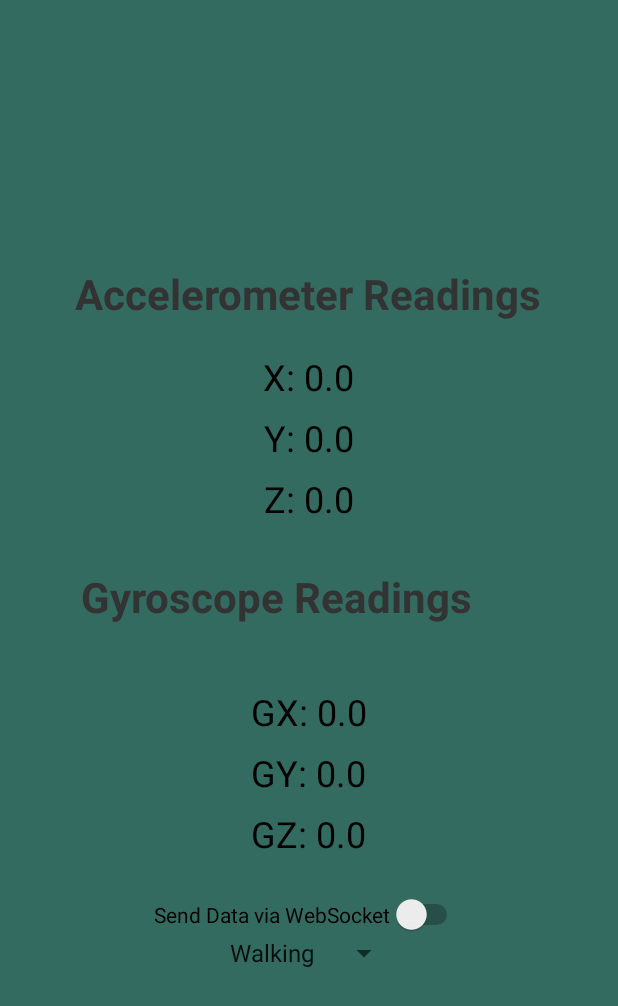
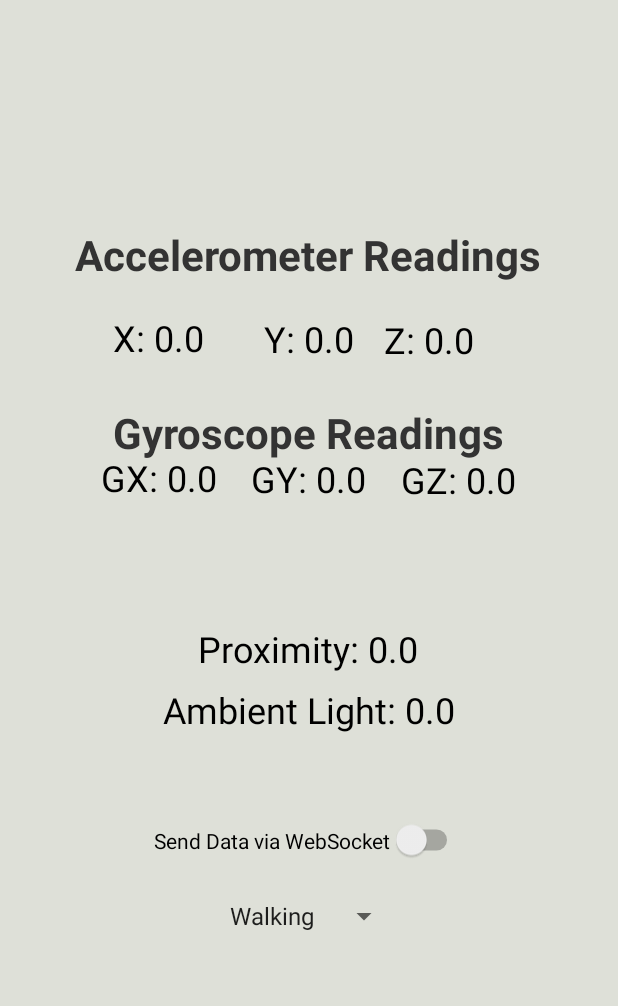
Before and after one commit to raj-akhil/AndroidAccelerometerDisplay, an Android app built with Jetpack Compose: the screen it shows after launch (MainActivity), on a phone screen of 412 x 824 dp. Shown: the top 1006 px of the screen. Run offline under Robolectric (Android 15) with nearby library versions, the phone set to English and light mode, and no system bars.

Commit message:
-added proxoimity

```diff
--- a/app/src/main/java/com/example/accelerometerdisplayapp/MainActivity.kt
+++ b/app/src/main/java/com/example/accelerometerdisplayapp/MainActivity.kt
@@ -24,6 +24,8 @@ class MainActivity : ComponentActivity(), SensorEventListener {
     private lateinit var sensorManager: SensorManager
     private var accelerometer: Sensor? = null
     private var gyroscope: Sensor? = null
+    private var proximitySensor: Sensor? = null
+    private var lightSensor: Sensor? = null
     private lateinit var labelSpinner: Spinner
 
     // UI elements
@@ -33,6 +35,8 @@ class MainActivity : ComponentActivity(), SensorEventListener {
     private lateinit var tvGyroscopeGx: TextView
     private lateinit var tvGyroscopeGy: TextView
     private lateinit var tvGyroscopeGz: TextView
+    private lateinit var tvProximity: TextView
+    private lateinit var tvLight: TextView
     private lateinit var websocketToggleSwitch: Switch
 
     private var lastSentTime = System.currentTimeMillis()
@@ -50,11 +54,13 @@ class MainActivity : ComponentActivity(), SensorEventListener {
     private var currentGyroGy = 0f
     private var currentGyroGz = 0f
 
+    private var currentProximity = -1f
+    private var currentLight = -1f
     // WebSocket Server Configuration
     // IMPORTANT:
     // For Emulator: use "ws://10.0.2.2:8080" (10.0.2.2 is your host machine's localhost)
     // For Physical Device: use "ws://YOUR_COMPUTER_IP_ADDRESS:8080" (e.g., "ws://192.168.1.100:8080")
-    private val WEBSOCKET_URL = "ws://192.168.1.106:8080"
+    private val WEBSOCKET_URL = "ws://192.168.1.110:8080"
 
     override fun onCreate(savedInstanceState: Bundle?) {
         super.onCreate(savedInstanceState)
@@ -67,6 +73,8 @@ class MainActivity : ComponentActivity(), SensorEventListener {
         tvGyroscopeGx = findViewById(R.id.gyroXValueTextView)
         tvGyroscopeGy = findViewById(R.id.gyroYValueTextView)
         tvGyroscopeGz = findViewById(R.id.gyroZValueTextView)
+        tvProximity = findViewById(R.id.proximityTextView)
+        tvLight = findViewById(R.id.lightTextView)
         websocketToggleSwitch = findViewById(R.id.websocket_toggle_switch)
         labelSpinner = findViewById(R.id.activitySpinner)
 
@@ -74,7 +82,8 @@ class MainActivity : ComponentActivity(), SensorEventListener {
         sensorManager = getSystemService(Context.SENSOR_SERVICE) as SensorManager
         accelerometer = sensorManager.getDefaultSensor(Sensor.TYPE_ACCELEROMETER)
         gyroscope = sensorManager.getDefaultSensor(Sensor.TYPE_GYROSCOPE)
-
+        proximitySensor = sensorManager.getDefaultSensor(Sensor.TYPE_PROXIMITY)
+        lightSensor = sensorManager.getDefaultSensor(Sensor.TYPE_LIGHT)
         // Set up the Switch listener
         websocketToggleSwitch.setOnCheckedChangeListener { _, isChecked ->
             if (isChecked) {
@@ -82,6 +91,9 @@ class MainActivity : ComponentActivity(), SensorEventListener {
                 // Register listeners only when switch is ON and we want to send data
                 accelerometer?.let { sensorManager.registerListener(this, it, 20_000) }
                 gyroscope?.let { sensorManager.registerListener(this, it, 20_000) }
+                proximitySensor?.let { sensorManager.registerListener(this, it, 20_000) }
+                lightSensor?.let { sensorManager.registerListener(this, it, 20_000) }
+
                 Log.d("WebSocket", "WebSocket sending ON")
             } else {
                 disconnectWebSocket()
@@ -166,6 +178,14 @@ class MainActivity : ComponentActivity(), SensorEventListener {
                 tvGyroscopeGy.text = String.format("Gy: %.2f", currentGyroGy)
                 tvGyroscopeGz.text = String.format("Gz: %.2f", currentGyroGz)
             }
+            Sensor.TYPE_PROXIMITY -> {
+                currentProximity = event.values[0]
+                tvProximity.text = String.format("Proximity: %.2f", currentProximity)
+            }
+            Sensor.TYPE_LIGHT -> {
+                currentLight = event.values[0]
+                tvLight.text = String.format("Ambient Light: %.2f", currentLight)
+            }
         }
 
         val currentTime = System.currentTimeMillis()
@@ -188,6 +208,8 @@ class MainActivity : ComponentActivity(), SensorEventListener {
                     put("gy", currentGyroGy)
                     put("gz", currentGyroGz)
                 })
+                put("proximity", currentProximity)
+                put("light", currentLight)
                 put("label", label)
             }
 
--- a/app/src/main/res/layout/activity_main.xml
+++ b/app/src/main/res/layout/activity_main.xml
@@ -4,7 +4,7 @@
     xmlns:tools="http://schemas.android.com/tools"
     android:layout_width="match_parent"
     android:layout_height="match_parent"
-    android:background="#346B60"
+    android:background="#DEE0D8"
     android:gravity="center"
     android:orientation="vertical"
     android:padding="24dp"
@@ -26,7 +26,8 @@
         android:paddingBottom="8dp"
         android:text="X: 0.0"
         android:textColor="#000000"
-        android:textSize="24sp" />
+        android:textSize="24sp"
+        android:translationX="-100dp" />
 
     <TextView
         android:id="@+id/yValueTextView"
@@ -35,25 +36,30 @@
         android:paddingBottom="8dp"
         android:text="Y: 0.0"
         android:textColor="#000000"
-        android:textSize="24sp" />
+        android:textSize="24sp"
+        android:translationY="-40dp" />
 
     <TextView
         android:id="@+id/zValueTextView"
-        android:layout_width="wrap_content"
-        android:layout_height="wrap_content"
-        android:paddingBottom="30dp"
+        android:layout_width="99dp"
+        android:layout_height="54dp"
+        android:paddingBottom="8dp"
         android:text="Z: 0.0"
         android:textColor="#000000"
-        android:textSize="24sp" />
+        android:textSize="24sp"
+        android:translationX="100dp"
+        android:translationY="-80dp" />
 
     <TextView
-        android:layout_width="303dp"
-        android:layout_height="59dp"
+        android:layout_width="281dp"
+        android:layout_height="wrap_content"
         android:layout_marginBottom="20dp"
         android:text="Gyroscope Readings"
         android:textColor="#333333"
         android:textSize="28sp"
-        android:textStyle="bold" />
+        android:textStyle="bold"
+        android:translationX="10dp"
+        android:translationY="-75dp" />
 
     <TextView
         android:id="@+id/gyroXValueTextView"
@@ -62,7 +68,9 @@
         android:paddingBottom="8dp"
         android:text="GX: 0.0"
         android:textColor="#000000"
-        android:textSize="24sp" />
+        android:textSize="24sp"
+        android:translationX="-100dp"
+        android:translationY="-100dp" />
 
     <TextView
         android:id="@+id/gyroYValueTextView"
@@ -71,7 +79,8 @@
         android:paddingBottom="8dp"
         android:text="GY: 0.0"
         android:textColor="#000000"
-        android:textSize="24sp" />
+        android:textSize="24sp"
+        android:translationY="-140dp" />
 
     <TextView
         android:id="@+id/gyroZValueTextView"
@@ -79,18 +88,43 @@
         android:layout_height="wrap_content"
         android:text="GZ: 0.0"
         android:textColor="#000000"
-        android:textSize="24sp" />
+        android:textSize="24sp"
+        android:translationX="100dp"
+        android:translationY="-180dp" />
+
+    <TextView
+        android:id="@+id/proximityTextView"
+        android:layout_width="wrap_content"
+        android:layout_height="wrap_content"
+        android:paddingBottom="8dp"
+        android:text="Proximity: 0.0"
+        android:textColor="#000000"
+        android:textSize="24sp"
+        android:translationY="-100dp" />
+
+    <TextView
+        android:id="@+id/lightTextView"
+        android:layout_width="wrap_content"
+        android:layout_height="wrap_content"
+        android:paddingBottom="8dp"
+        android:text="Ambient Light: 0.0"
+        android:textColor="#000000"
+        android:textSize="24sp"
+        android:translationY="-100dp" />
 
     <Switch
         android:id="@+id/websocket_toggle_switch"
         android:layout_width="wrap_content"
         android:layout_height="wrap_content"
+        android:layout_marginTop="24dp"
         android:text="Send Data via WebSocket"
-        android:layout_marginTop="24dp"/>
+        android:translationY="-75dp" />
+
     <Spinner
         android:id="@+id/activitySpinner"
         android:layout_width="wrap_content"
         android:layout_height="wrap_content"
-        android:entries="@array/activity_labels" />
+        android:entries="@array/activity_labels"
+        android:translationY="-50dp" />
 
 </LinearLayout>
--- a/app/src/main/res/xml/network_security_config.xml
+++ b/app/src/main/res/xml/network_security_config.xml
@@ -1,5 +1,5 @@
 <?xml version="1.0" encoding="utf-8"?>
 <network-security-config>
     <domain-config cleartextTrafficPermitted="true">
-        <domain includeSubdomains="true">192.168.1.106</domain> <domain includeSubdomains="true">localhost</domain> </domain-config>
+        <domain includeSubdomains="true">192.168.1.110</domain> <domain includeSubdomains="true">localhost</domain> </domain-config>
 </network-security-config>
```
